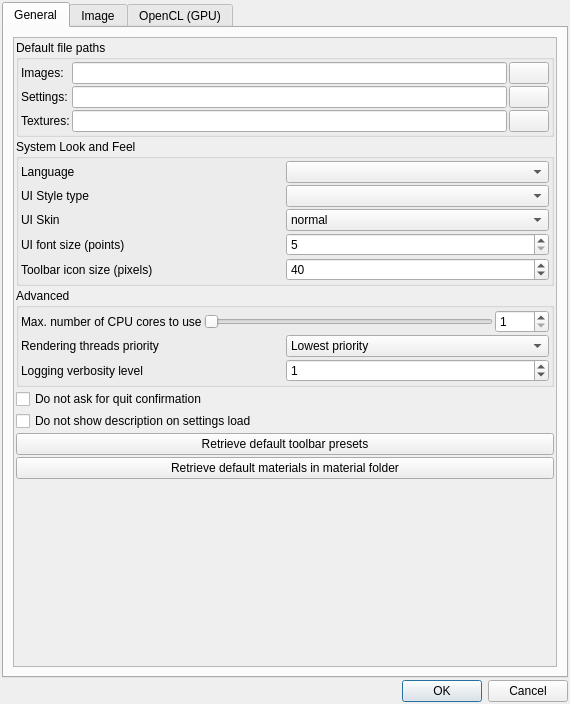
This is mandelbulber2/qt/preferences_dialog.ui in buddhi1980/mandelbulber2 as Qt 5 draws it before an edit. The edited form follows.
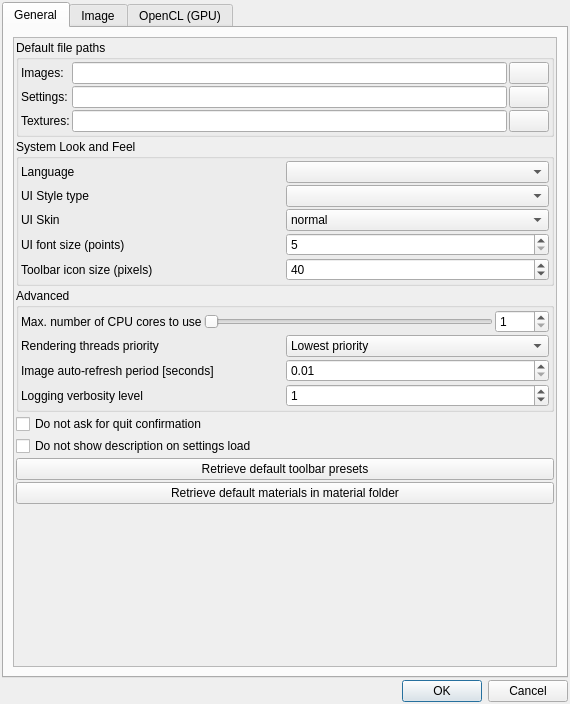
This is the edited form. The open tabs and pages were chosen to show the change. Icons and pictures are not drawn. Custom widgets are drawn as their Qt base class.

Commit message: Added auto-refresh period parameter in preferences dialog

The edit to the form file:
```diff
--- a/mandelbulber2/qt/preferences_dialog.ui
+++ b/mandelbulber2/qt/preferences_dialog.ui
@@ -361,14 +361,14 @@
                 <property name="spacing">
                  <number>2</number>
                 </property>
-                <item row="1" column="0">
+                <item row="2" column="0">
                  <widget class="QLabel" name="label_13">
                   <property name="text">
                    <string>Logging verbosity level</string>
                   </property>
                  </widget>
                 </item>
-                <item row="1" column="1">
+                <item row="2" column="1">
                  <widget class="MySpinBox" name="spinboxInt_logging_verbosity">
                   <property name="minimum">
                    <number>0</number>
@@ -415,6 +415,44 @@
                   </property>
                  </widget>
                 </item>
+                <item row="1" column="0">
+                 <widget class="QLabel" name="label_15">
+                  <property name="text">
+                   <string>Image auto-refresh period [seconds]</string>
+                  </property>
+                 </widget>
+                </item>
+                <item row="1" column="1">
+                 <widget class="MyDoubleSpinBox" name="spinbox_auto_refresh_period">
+                  <property name="sizePolicy">
+                   <sizepolicy hsizetype="Minimum" vsizetype="Maximum">
+                    <horstretch>0</horstretch>
+                    <verstretch>0</verstretch>
+                   </sizepolicy>
+                  </property>
+                  <property name="toolTip">
+                   <string>&lt;html&gt;&lt;head/&gt;&lt;body&gt;&lt;p&gt;Multiplies fractal c constant by this value.&lt;/p&gt;&lt;/body&gt;&lt;/html&gt;</string>
+                  </property>
+                  <property name="prefix">
+                   <string/>
+                  </property>
+                  <property name="suffix">
+                   <string/>
+                  </property>
+                  <property name="decimals">
+                   <number>2</number>
+                  </property>
+                  <property name="minimum">
+                   <double>0.010000000000000</double>
+                  </property>
+                  <property name="maximum">
+                   <double>100.000000000000000</double>
+                  </property>
+                  <property name="singleStep">
+                   <double>0.100000000000000</double>
+                  </property>
+                 </widget>
+                </item>
                </layout>
               </item>
              </layout>
@@ -1169,6 +1207,11 @@
    <header>my_group_box.h</header>
    <container>1</container>
   </customwidget>
+  <customwidget>
+   <class>MyDoubleSpinBox</class>
+   <extends>QDoubleSpinBox</extends>
+   <header>my_double_spin_box.h</header>
+  </customwidget>
  </customwidgets>
  <tabstops>
   <tabstop>tabWidget</tabstop>
```
Left out of the diff: 6 changed lines with no effect on the pictures. The commit also changes 2 other files.
